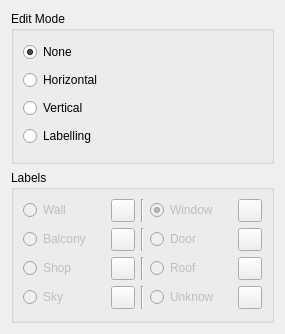
The window that qt/QLabellingWidget.ui (oliviertournaire/QLabelling) describes before a commit, drawn with Qt 5.
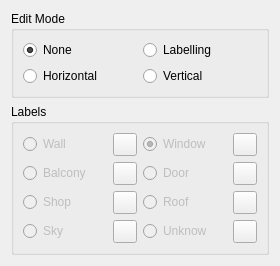
The same window after the commit. Icons and pictures are not drawn.

```diff
--- a/qt/QLabellingWidget.ui
+++ b/qt/QLabellingWidget.ui
@@ -6,8 +6,8 @@
    <rect>
     <x>0</x>
     <y>0</y>
-    <width>285</width>
-    <height>334</height>
+    <width>280</width>
+    <height>266</height>
    </rect>
   </property>
   <property name="windowTitle">
@@ -25,18 +25,10 @@
        <property name="title">
         <string>Edit Mode</string>
        </property>
-       <layout class="QVBoxLayout" name="verticalLayout_2">
+       <layout class="QHBoxLayout" name="horizontalLayout_3">
         <item>
-         <widget class="QRadioButton" name="_radioButtonNone">
-          <property name="text">
-           <string>None</string>
-          </property>
-          <property name="checked">
-           <bool>true</bool>
-          </property>
-         </widget>
-        </item>
-        <item>
+         <layout class="QGridLayout" name="gridLayout_2">
+          <item row="1" column="0">
          <widget class="QRadioButton" name="_radioButtonHorizontal">
           <property name="text">
            <string>Horizontal</string>
@@ -46,14 +38,24 @@
           </property>
          </widget>
         </item>
-        <item>
+          <item row="1" column="1">
          <widget class="QRadioButton" name="_radioButtonVertical">
           <property name="text">
            <string>Vertical</string>
           </property>
          </widget>
         </item>
-        <item>
+          <item row="0" column="0">
+           <widget class="QRadioButton" name="_radioButtonNone">
+            <property name="text">
+             <string>None</string>
+            </property>
+            <property name="checked">
+             <bool>true</bool>
+            </property>
+           </widget>
+          </item>
+          <item row="0" column="1">
          <widget class="QRadioButton" name="_radioButtonLabelling">
           <property name="text">
            <string>Labelling</string>
@@ -61,6 +63,8 @@
          </widget>
         </item>
        </layout>
+        </item>
+       </layout>
       </widget>
      </item>
     </layout>
@@ -70,93 +74,10 @@
      <property name="title">
       <string>Labels</string>
      </property>
-     <layout class="QVBoxLayout" name="verticalLayout_3">
+     <layout class="QHBoxLayout" name="horizontalLayout_2">
       <item>
-       <layout class="QHBoxLayout" name="horizontalLayout_13">
-        <item>
-         <layout class="QHBoxLayout" name="horizontalLayout_6">
-          <item>
-           <widget class="QRadioButton" name="_radioButtonLabellingWall">
-            <property name="enabled">
-             <bool>false</bool>
-            </property>
-            <property name="text">
-             <string>Wall</string>
-            </property>
-           </widget>
-          </item>
-          <item>
-           <widget class="QToolButton" name="_toolButtonWallColor">
-            <property name="text">
-             <string/>
-            </property>
-            <property name="iconSize">
-             <size>
-              <width>16</width>
-              <height>16</height>
-             </size>
-            </property>
-           </widget>
-          </item>
-         </layout>
-        </item>
-        <item>
-         <widget class="Line" name="line">
-          <property name="orientation">
-           <enum>Qt::Vertical</enum>
-          </property>
-         </widget>
-        </item>
-        <item>
-         <layout class="QHBoxLayout" name="horizontalLayout_5">
-          <item>
-           <widget class="QRadioButton" name="_radioButtonLabellingWindow">
-            <property name="enabled">
-             <bool>false</bool>
-            </property>
-            <property name="text">
-             <string>Window</string>
-            </property>
-            <property name="checked">
-             <bool>true</bool>
-            </property>
-           </widget>
-          </item>
-          <item>
-           <widget class="QToolButton" name="_toolButtonWindowColor">
-            <property name="text">
-             <string/>
-            </property>
-            <property name="iconSize">
-             <size>
-              <width>16</width>
-              <height>16</height>
-             </size>
-            </property>
-           </widget>
-          </item>
-         </layout>
-        </item>
-       </layout>
-      </item>
-      <item>
-       <layout class="QHBoxLayout" name="horizontalLayout_14">
-        <item>
-         <layout class="QHBoxLayout" name="horizontalLayout_7">
-          <item>
-           <widget class="QRadioButton" name="_radioButtonLabellingBalcony">
-            <property name="enabled">
-             <bool>false</bool>
-            </property>
-            <property name="text">
-             <string>Balcony</string>
-            </property>
-            <property name="checked">
-             <bool>false</bool>
-            </property>
-           </widget>
-          </item>
-          <item>
+       <layout class="QGridLayout" name="gridLayout">
+        <item row="1" column="1">
            <widget class="QToolButton" name="_toolButtonBalconyColor">
             <property name="text">
              <string/>
@@ -169,49 +90,7 @@
             </property>
            </widget>
           </item>
-         </layout>
-        </item>
-        <item>
-         <widget class="Line" name="line_2">
-          <property name="orientation">
-           <enum>Qt::Vertical</enum>
-          </property>
-         </widget>
-        </item>
-        <item>
-         <layout class="QHBoxLayout" name="horizontalLayout_10">
-          <item>
-           <widget class="QRadioButton" name="_radioButtonLabellingDoor">
-            <property name="enabled">
-             <bool>false</bool>
-            </property>
-            <property name="text">
-             <string>Door</string>
-            </property>
-           </widget>
-          </item>
-          <item>
-           <widget class="QToolButton" name="_toolButtonDoorColor">
-            <property name="text">
-             <string/>
-            </property>
-            <property name="iconSize">
-             <size>
-              <width>16</width>
-              <height>16</height>
-             </size>
-            </property>
-           </widget>
-          </item>
-         </layout>
-        </item>
-       </layout>
-      </item>
-      <item>
-       <layout class="QHBoxLayout" name="horizontalLayout_15">
-        <item>
-         <layout class="QHBoxLayout" name="horizontalLayout_9">
-          <item>
+        <item row="2" column="0">
            <widget class="QRadioButton" name="_radioButtonLabellingShop">
             <property name="enabled">
              <bool>false</bool>
@@ -221,8 +100,8 @@
             </property>
            </widget>
           </item>
-          <item>
-           <widget class="QToolButton" name="_toolButtonShopColor">
+        <item row="1" column="3">
+         <widget class="QToolButton" name="_toolButtonDoorColor">
             <property name="text">
              <string/>
             </property>
@@ -234,18 +113,17 @@
             </property>
            </widget>
           </item>
-         </layout>
-        </item>
-        <item>
-         <widget class="Line" name="line_3">
-          <property name="orientation">
-           <enum>Qt::Vertical</enum>
+        <item row="1" column="2">
+         <widget class="QRadioButton" name="_radioButtonLabellingDoor">
+          <property name="enabled">
+           <bool>false</bool>
+          </property>
+          <property name="text">
+           <string>Door</string>
           </property>
          </widget>
         </item>
-        <item>
-         <layout class="QHBoxLayout" name="horizontalLayout_11">
-          <item>
+        <item row="2" column="2">
            <widget class="QRadioButton" name="_radioButtonLabellingRoof">
             <property name="enabled">
              <bool>false</bool>
@@ -255,7 +133,33 @@
             </property>
            </widget>
           </item>
-          <item>
+        <item row="0" column="3">
+         <widget class="QToolButton" name="_toolButtonWindowColor">
+          <property name="text">
+           <string/>
+          </property>
+          <property name="iconSize">
+           <size>
+            <width>16</width>
+            <height>16</height>
+           </size>
+          </property>
+         </widget>
+        </item>
+        <item row="2" column="1">
+         <widget class="QToolButton" name="_toolButtonShopColor">
+          <property name="text">
+           <string/>
+          </property>
+          <property name="iconSize">
+           <size>
+            <width>16</width>
+            <height>16</height>
+           </size>
+          </property>
+         </widget>
+        </item>
+        <item row="2" column="3">
            <widget class="QToolButton" name="_toolButtonRoofColor">
             <property name="text">
              <string/>
@@ -268,15 +172,56 @@
             </property>
            </widget>
           </item>
-         </layout>
+        <item row="0" column="2">
+         <widget class="QRadioButton" name="_radioButtonLabellingWindow">
+          <property name="enabled">
+           <bool>false</bool>
+          </property>
+          <property name="text">
+           <string>Window</string>
+          </property>
+          <property name="checked">
+           <bool>true</bool>
+          </property>
+         </widget>
         </item>
-       </layout>
-      </item>
-      <item>
-       <layout class="QHBoxLayout" name="horizontalLayout_16">
-        <item>
-         <layout class="QHBoxLayout" name="horizontalLayout_12">
-          <item>
+        <item row="1" column="0">
+         <widget class="QRadioButton" name="_radioButtonLabellingBalcony">
+          <property name="enabled">
+           <bool>false</bool>
+          </property>
+          <property name="text">
+           <string>Balcony</string>
+          </property>
+          <property name="checked">
+           <bool>false</bool>
+          </property>
+         </widget>
+        </item>
+        <item row="0" column="0">
+         <widget class="QRadioButton" name="_radioButtonLabellingWall">
+          <property name="enabled">
+           <bool>false</bool>
+          </property>
+          <property name="text">
+           <string>Wall</string>
+          </property>
+         </widget>
+        </item>
+        <item row="0" column="1">
+         <widget class="QToolButton" name="_toolButtonWallColor">
+          <property name="text">
+           <string/>
+          </property>
+          <property name="iconSize">
+           <size>
+            <width>16</width>
+            <height>16</height>
+           </size>
+          </property>
+         </widget>
+        </item>
+        <item row="3" column="0">
            <widget class="QRadioButton" name="_radioButtonLabellingSky">
             <property name="enabled">
              <bool>false</bool>
@@ -286,7 +231,7 @@
             </property>
            </widget>
           </item>
-          <item>
+        <item row="3" column="1">
            <widget class="QToolButton" name="_toolButtonSkyColor">
             <property name="text">
              <string/>
@@ -299,18 +244,7 @@
             </property>
            </widget>
           </item>
-         </layout>
-        </item>
-        <item>
-         <widget class="Line" name="line_4">
-          <property name="orientation">
-           <enum>Qt::Vertical</enum>
-          </property>
-         </widget>
-        </item>
-        <item>
-         <layout class="QHBoxLayout" name="horizontalLayout_8">
-          <item>
+        <item row="3" column="2">
            <widget class="QRadioButton" name="_radioButtonLabellingUnknow">
             <property name="enabled">
              <bool>false</bool>
@@ -320,7 +254,7 @@
             </property>
            </widget>
           </item>
-          <item>
+        <item row="3" column="3">
            <widget class="QToolButton" name="_toolButtonUnknowColor">
             <property name="text">
              <string/>
@@ -332,8 +266,6 @@
              </size>
             </property>
            </widget>
-          </item>
-         </layout>
         </item>
        </layout>
       </item>
```
Lines whose indentation alone changed are shown as unchanged.
